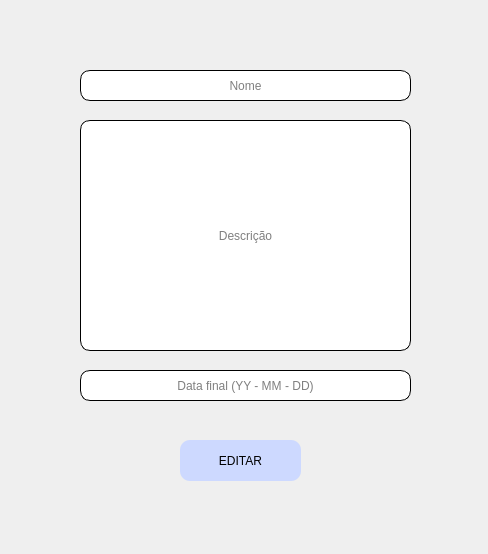
First picture: the form in telaEdit.ui, repository TheRealsz/ToDoList, before the edit.
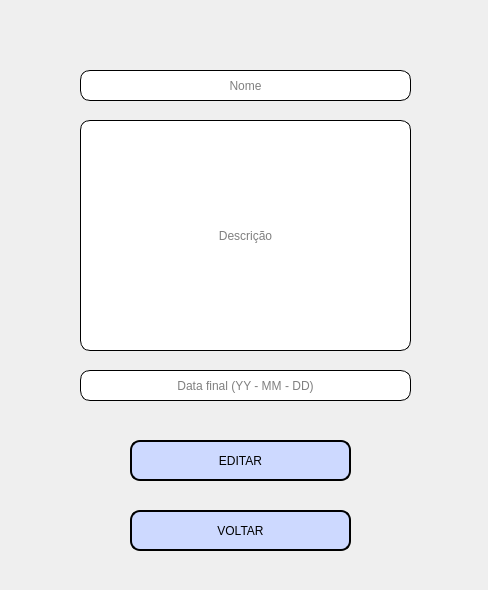
Second picture: the form after the edit.

What changed in the file:
```diff
--- a/telaEdit.ui
+++ b/telaEdit.ui
@@ -7,7 +7,7 @@
     <x>0</x>
     <y>0</y>
     <width>488</width>
-    <height>554</height>
+    <height>590</height>
    </rect>
   </property>
   <property name="windowTitle">
@@ -53,9 +53,9 @@
   <widget class="QPushButton" name="btnEdit">
    <property name="geometry">
     <rect>
-     <x>180</x>
+     <x>130</x>
      <y>440</y>
-     <width>121</width>
+     <width>221</width>
      <height>41</height>
     </rect>
    </property>
@@ -65,7 +65,8 @@
    <property name="styleSheet">
     <string notr="true">border-radius: 10px;
 background-color: rgb(205, 217, 255);
-border-style: outset</string>
+border-style: outset;
+border: 2px solid black;</string>
    </property>
    <property name="text">
     <string>EDITAR</string>
@@ -145,6 +146,28 @@
     <string>Data final (YY - MM - DD)</string>
    </property>
   </widget>
+  <widget class="QPushButton" name="btnVoltarTelaMainE">
+   <property name="geometry">
+    <rect>
+     <x>130</x>
+     <y>510</y>
+     <width>221</width>
+     <height>41</height>
+    </rect>
+   </property>
+   <property name="cursor">
+    <cursorShape>PointingHandCursor</cursorShape>
+   </property>
+   <property name="styleSheet">
+    <string notr="true">background-color: rgb(205, 217, 255);
+border-radius: 10px;
+border-style: outset;
+border: 2px solid black;</string>
+   </property>
+   <property name="text">
+    <string>VOLTAR</string>
+   </property>
+  </widget>
  </widget>
  <resources/>
  <connections/>
```
